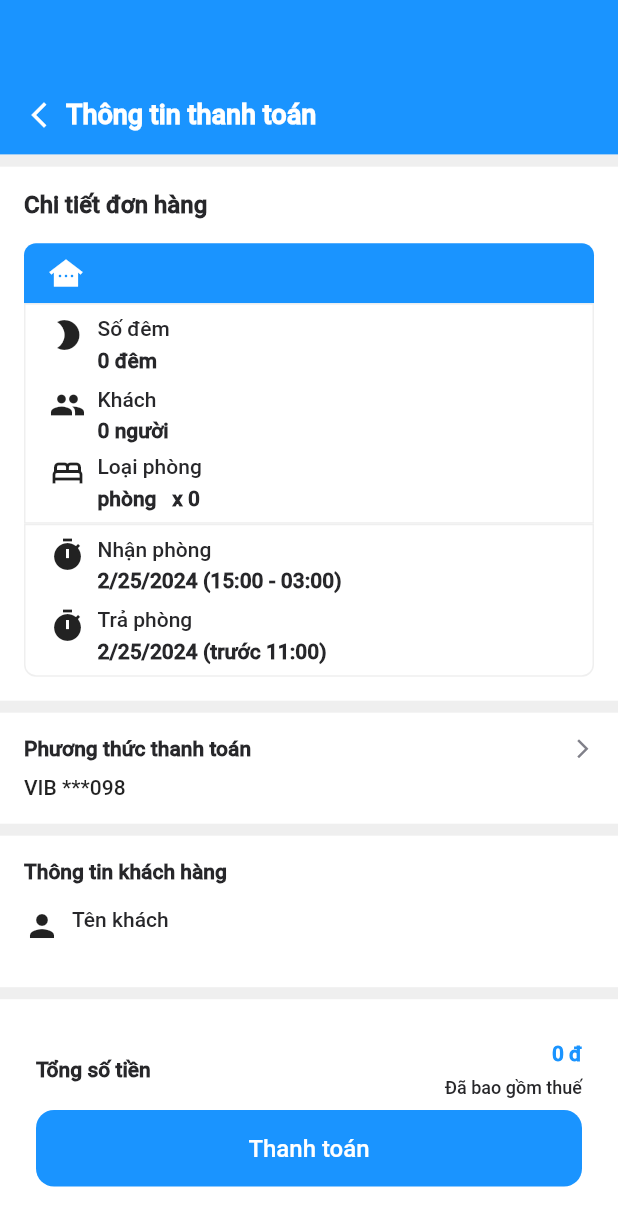
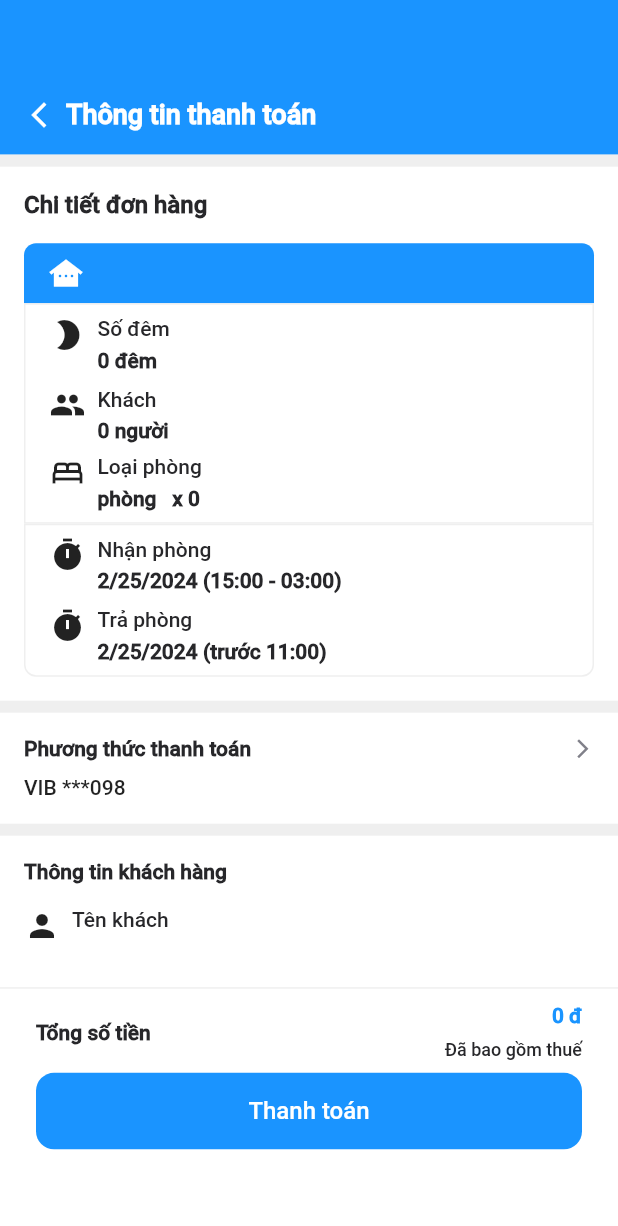
Before and after one commit to cuongnguyen2005/booking, a Flutter app: the Checkout screen opened directly with empty values, on a phone screen of 412 x 824 dp. Shown: the top 1226 px of the screen. Run offline on Flutter 3.47's test engine with Material 2 defaults, Android fonts, the phone set to English and light mode, and no system bars; our stand-ins replace cloud_firestore, dio, firebase_auth, firebase_core, firebase_storage, flutter_bloc and 3 more; accounts and stored records are empty; network calls fail.

Commit message:
update a few thing

```diff
--- a/lib/components/bottom_sheet/bottom_sheet_default.dart
+++ b/lib/components/bottom_sheet/bottom_sheet_default.dart
@@ -3,6 +3,7 @@ import 'package:flutter/material.dart';
 
 import 'package:booking/source/colors.dart';
 import 'package:booking/source/typo.dart';
+import 'package:intl/intl.dart';
 
 import '../btn/button_primary.dart';
 
@@ -22,9 +23,9 @@ class BottomSheetDefault extends StatelessWidget {
   @override
   Widget build(BuildContext context) {
     return Container(
-      height: 140,
+      height: MediaQuery.of(context).size.height * 1 / 5,
       color: AppColors.white,
-      padding: const EdgeInsets.only(left: 24, right: 24, bottom: 32, top: 10),
+      padding: const EdgeInsets.only(left: 24, right: 24, bottom: 10, top: 10),
       child: Column(
         children: [
           Row(
@@ -34,7 +35,7 @@ class BottomSheetDefault extends StatelessWidget {
               Column(
                 crossAxisAlignment: CrossAxisAlignment.end,
                 children: [
-                  Text('$money đ', style: tStyle.BaseBoldPrimary()),
+                  Text('${NumberFormat.decimalPattern().format(money)} đ', style: tStyle.BaseBoldPrimary()),
                   const SizedBox(height: 8),
                   Text('Đã bao gồm thuế', style: tStyle.SmallRegular())
                 ],
--- a/lib/feature/book/checkout.dart
+++ b/lib/feature/book/checkout.dart
@@ -167,7 +167,8 @@ class _CheckoutState extends State<Checkout> {
                     ],
                   ),
                 ),
-                const SizedBox(height: 150),
+                SizedBox(
+                    height: MediaQuery.of(context).size.height * 1 / 5 + 8),
               ],
             ),
           ),
--- a/lib/feature/detail_hotel/detail_hotel.dart
+++ b/lib/feature/detail_hotel/detail_hotel.dart
@@ -1,5 +1,4 @@
 // ignore_for_file: public_member_api_docs, sort_constructors_first
-import 'dart:convert';
 import 'package:booking/components/dialog/dialog_primary.dart';
 import 'package:booking/data/favorite_hotel.dart';
 import 'package:booking/feature/detail_hotel/bloc/detail_hotel_bloc.dart';
@@ -233,7 +232,7 @@ class _DetailHotelPageState extends State<DetailHotelPage> {
                   ],
                 ),
               ),
-              Container(height: 150)
+              Container(height: MediaQuery.of(context).size.height * 1 / 5 + 8)
             ],
           ),
 
--- a/lib/feature/home/widget/select_person_roomtype.dart
+++ b/lib/feature/home/widget/select_person_roomtype.dart
@@ -54,7 +54,7 @@ class _SelectPersonAndRoomTypeState extends State<SelectPersonAndRoomType> {
                     children: [
                       ElevatedButton(
                         onPressed: () {
-                          if (widget.room > 0) {
+                          if (widget.room > 1) {
                             setState(() {
                               widget.room -= 1;
                             });
@@ -98,7 +98,7 @@ class _SelectPersonAndRoomTypeState extends State<SelectPersonAndRoomType> {
                     children: [
                       ElevatedButton(
                         onPressed: () {
-                          if (widget.people > 0) {
+                          if (widget.people > 1) {
                             setState(() {
                               widget.people -= 1;
                             });
--- a/lib/feature/search/search_page.dart
+++ b/lib/feature/search/search_page.dart
@@ -10,6 +10,7 @@ import 'package:booking/feature/detail_hotel/detail_hotel.dart';
 import 'package:booking/source/colors.dart';
 import 'package:booking/source/typo.dart';
 import 'package:flutter_bloc/flutter_bloc.dart';
+import 'package:intl/intl.dart';
 import '../home/widget/select_person_roomtype.dart';
 import 'bloc/search_state.dart';
 
@@ -173,7 +174,7 @@ class _SearchPageState extends State<SearchPage> {
                                       children: [
                                         Text('từ ',
                                             style: tStyle.SmallRegular()),
-                                        Text('${hotelList[index].giaKS} đ',
+                                        Text('${NumberFormat.decimalPattern().format(hotelList[index].giaKS)} đ',
                                             style:
                                                 tStyle.MediumRegularPrimary()),
                                       ],
--- a/lib/feature/setting/settings.dart
+++ b/lib/feature/setting/settings.dart
@@ -1,4 +1,3 @@
-import 'dart:convert';
 import 'package:booking/components/box/setting_box_primary.dart';
 import 'package:booking/components/btn/button_primary.dart';
 import 'package:booking/components/btn/button_secondary.dart';
```
Also changed, not shown: lib/feature/book/customer_info.dart (+9 -4 lines), lib/feature/home/home.dart (+2 -5 lines), lib/feature/home/widget/location_big_widget.dart (+16 -17 lines), lib/feature/room/manage_room.dart (+14 -1 lines), lib/source/call_api/booking_api.dart (+1 -7 lines), lib/source/typo.dart (+7 -0 lines), 1 other file.
